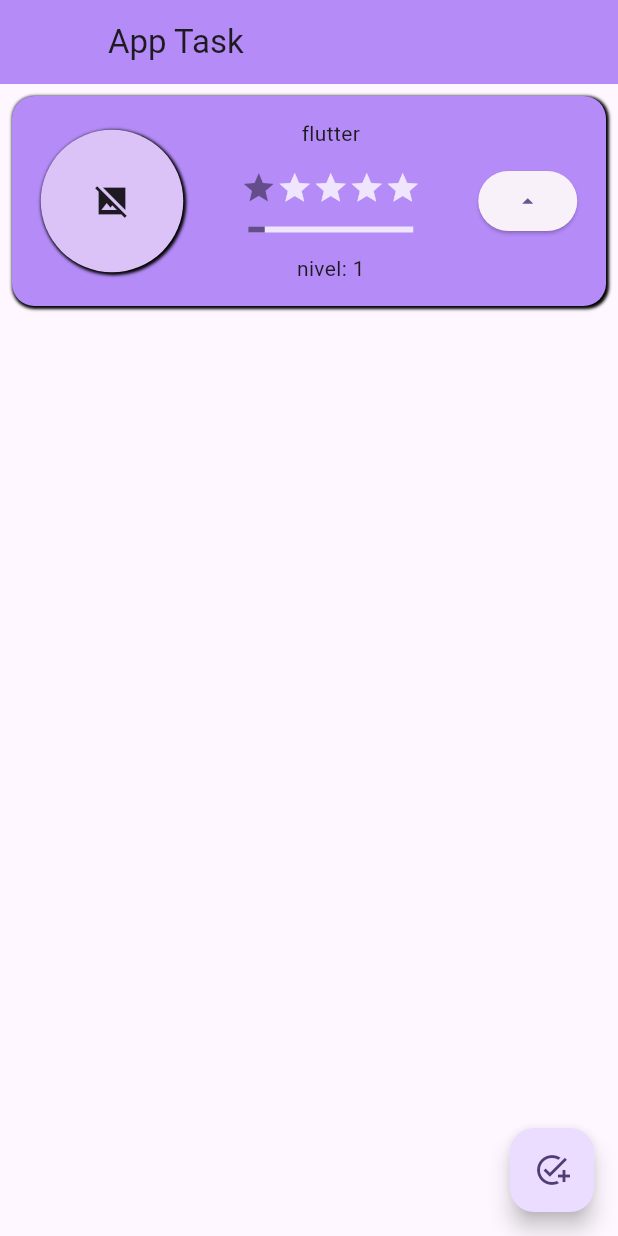
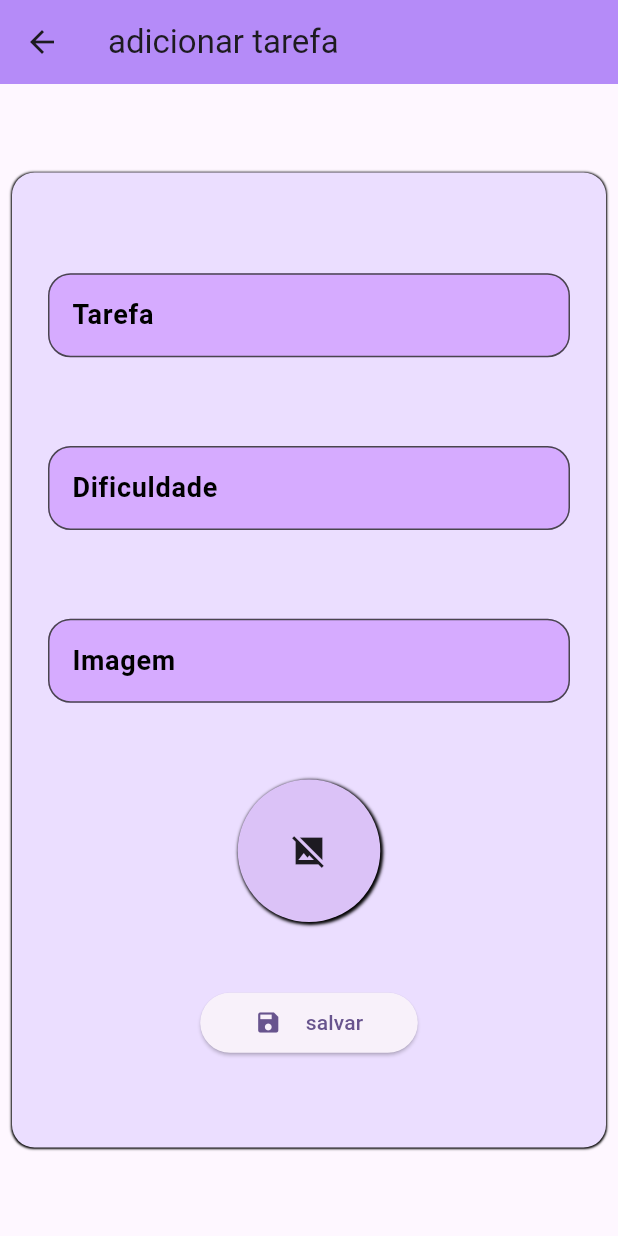
Before and after one commit to PedruHNS/app-task-ALURA, a Flutter app: the screen it shows after launch, after a tap on the "arrow drop up" icon, after a tap on the "add task" icon, on a phone screen of 412 x 824 dp. Run offline on Flutter 3.47's test engine with Material 2 defaults, Android fonts, the light colour scheme and no system bars; network calls fail.

Commit message:
finalizando tela de cadastrar task

```diff
--- a/lib/material_app.dart
+++ b/lib/material_app.dart
@@ -1,10 +1,10 @@
+import 'package:app_task_alura/screens/add/add_task.dart';
 import 'package:app_task_alura/screens/home/home_page.dart';
 import 'package:flutter/material.dart';
 
 class MyApp extends StatelessWidget {
   const MyApp({super.key});
 
-  // This widget is the root of your application.
   @override
   Widget build(BuildContext context) {
     return MaterialApp(
@@ -14,7 +14,10 @@ class MyApp extends StatelessWidget {
         colorScheme: ColorScheme.fromSeed(seedColor: Colors.deepPurple),
         useMaterial3: true,
       ),
-      home: const HomeTaskPage(),
+      routes: {
+        "/": (context) => const HomeTaskPage(),
+        "/addTask": (context) => const AddPage(),
+      },
     );
   }
 }
--- /dev/null
+++ b/lib/screens/add/add_task.dart
@@ -0,0 +1,148 @@
+import 'package:app_task_alura/shared/image_task.dart';
+import 'package:flutter/material.dart';
+
+import 'components/input_text.dart';
+
+class AddPage extends StatefulWidget {
+  const AddPage({super.key});
+
+  @override
+  State<AddPage> createState() => _AddPageState();
+}
+
+class _AddPageState extends State<AddPage> {
+  final TextEditingController tarefaController = TextEditingController();
+  final TextEditingController dificuldadeController = TextEditingController();
+  final TextEditingController imagemController = TextEditingController();
+
+  final _formKey = GlobalKey<FormState>();
+
+  void validacaoForm() {
+    if (_formKey.currentState!.validate()) {
+      ScaffoldMessenger.of(context).showSnackBar(
+        const SnackBar(
+          content: Text("adicionado com sucesso"),
+        ),
+      );
+      Navigator.of(context).pop();
+    }
+  }
+
+  @override
+  void dispose() {
+    tarefaController.dispose();
+    dificuldadeController.dispose();
+    imagemController.dispose();
+    super.dispose();
+  }
+
+  @override
+  Widget build(BuildContext context) {
+    return Scaffold(
+      appBar: AppBar(
+        title: const Text("adicionar tarefa"),
+        backgroundColor: const Color.fromARGB(255, 181, 139, 248),
+      ),
+      body: Padding(
+        padding: const EdgeInsets.all(8.0),
+        child: Center(
+          child: GestureDetector(
+            onTap: () => FocusScope.of(context).unfocus(),
+            child: SingleChildScrollView(
+              child: Container(
+                padding: const EdgeInsets.all(16),
+                decoration: const BoxDecoration(
+                  color: Color.fromARGB(255, 235, 222, 255),
+                  borderRadius: BorderRadius.all(Radius.circular(15)),
+                  boxShadow: [
+                    BoxShadow(
+                      blurRadius: 0.5,
+                      offset: Offset(0, 0.5),
+                      spreadRadius: 0.5,
+                    )
+                  ],
+                ),
+                width: double.infinity,
+                height: 650,
+                child: Form(
+                  key: _formKey,
+                  child: Column(
+                    mainAxisAlignment: MainAxisAlignment.spaceEvenly,
+                    crossAxisAlignment: CrossAxisAlignment.center,
+                    children: [
+                      Padding(
+                        padding: const EdgeInsets.all(8.0),
+                        child: InputText(
+                          label: "Tarefa",
+                          controller: tarefaController,
+                          keyboard: TextInputType.text,
+                          validator: (text) {
+                            if (text == null || text.isEmpty) {
+                              return "digite o nome da tarefa";
+                            }
+                            return null;
+                          },
+                        ),
+                      ),
+                      Padding(
+                        padding: const EdgeInsets.all(8.0),
+                        child: InputText(
+                          label: "Dificuldade",
+                          controller: dificuldadeController,
+                          keyboard: TextInputType.number,
+                          validator: (text) {
+                            if (text == null ||
+                                text.isEmpty ||
+                                int.parse(text) < 0 ||
+                                int.parse(text) > 5) {
+                              return "digite a dificuldade entre 1 e 5";
+                            }
+                            return null;
+                          },
+                        ),
+                      ),
+                      Padding(
+                        padding: const EdgeInsets.all(8.0),
+                        child: InputText(
+                          onChanged: (value) => setState(() {}),
+                          label: "Imagem",
+                          controller: imagemController,
+                          keyboard: TextInputType.url,
+                          validator: (text) {
+                            if (text == null || text.isEmpty) {
+                              return "digite uma url válida";
+                            }
+                            return null;
+                          },
+                        ),
+                      ),
+                      ImagemTask(url: imagemController.text),
+                      SizedBox(
+                        width: 145,
+                        child: ElevatedButton(
+                            onPressed: validacaoForm,
+                            child: const Row(
+                              mainAxisAlignment: MainAxisAlignment.center,
+                              children: [
+                                Padding(
+                                  padding: EdgeInsets.all(8.0),
+                                  child: Icon(Icons.save),
+                                ),
+                                Padding(
+                                  padding: EdgeInsets.all(8.0),
+                                  child: Text("salvar"),
+                                ),
+                              ],
+                            )),
+                      )
+                    ],
+                  ),
+                ),
+              ),
+            ),
+          ),
+        ),
+      ),
+    );
+  }
+}
--- /dev/null
+++ b/lib/screens/add/components/input_text.dart
@@ -0,0 +1,48 @@
+import 'package:flutter/material.dart';
+
+class InputText extends StatelessWidget {
+  final String label;
+  final ValueChanged<String>? onChanged;
+  final FormFieldValidator<String>? validator;
+  final TextEditingController controller;
+  final TextInputType keyboard;
+
+  //final TextEditingController controller;
+
+  const InputText(
+      {required this.label,
+      required this.keyboard,
+      this.onChanged,
+      this.validator,
+      required this.controller,
+      super.key});
+
+  @override
+  Widget build(BuildContext context) {
+    return TextFormField(
+      onChanged: onChanged,
+      controller: controller,
+      validator: validator,
+      keyboardType: keyboard,
+      decoration: InputDecoration(
+        filled: true,
+        fillColor: const Color.fromARGB(115, 189, 108, 255),
+        labelText: label,
+        labelStyle: const TextStyle(
+            fontSize: 18,
+            color: Color.fromARGB(255, 0, 0, 0),
+            fontWeight: FontWeight.bold),
+        focusedBorder: const OutlineInputBorder(
+          borderSide:
+              BorderSide(color: Color.fromARGB(255, 153, 91, 253), width: 1.5),
+          borderRadius: BorderRadius.all(Radius.circular(8)),
+        ),
+        border: const OutlineInputBorder(
+          borderRadius: BorderRadius.all(
+            Radius.circular(15),
+          ),
+        ),
+      ),
+    );
+  }
+}
```
